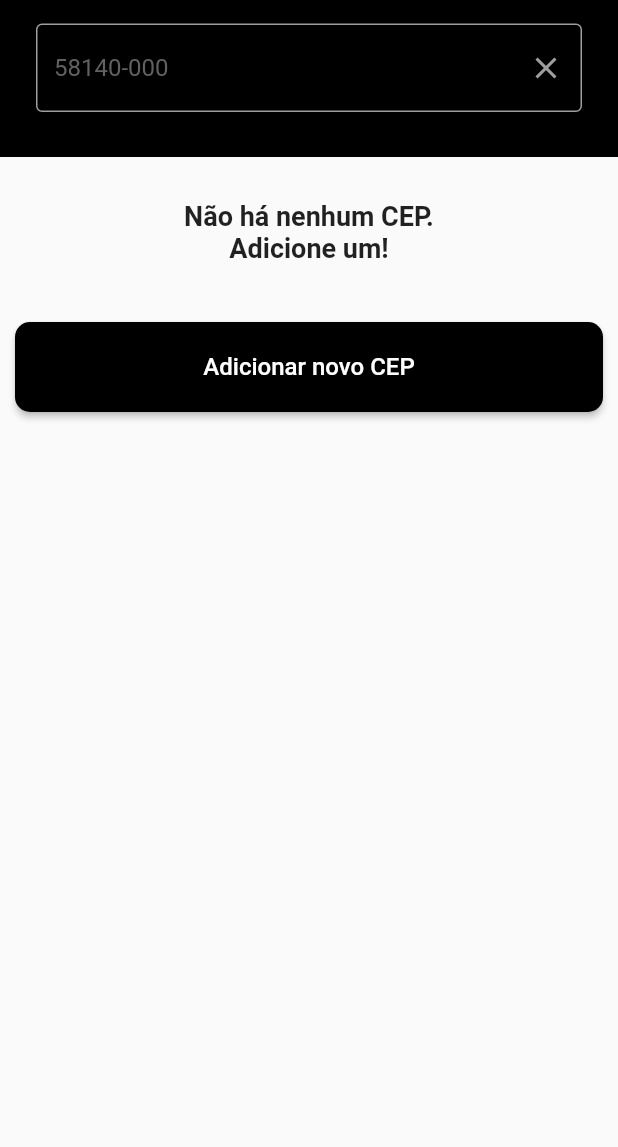
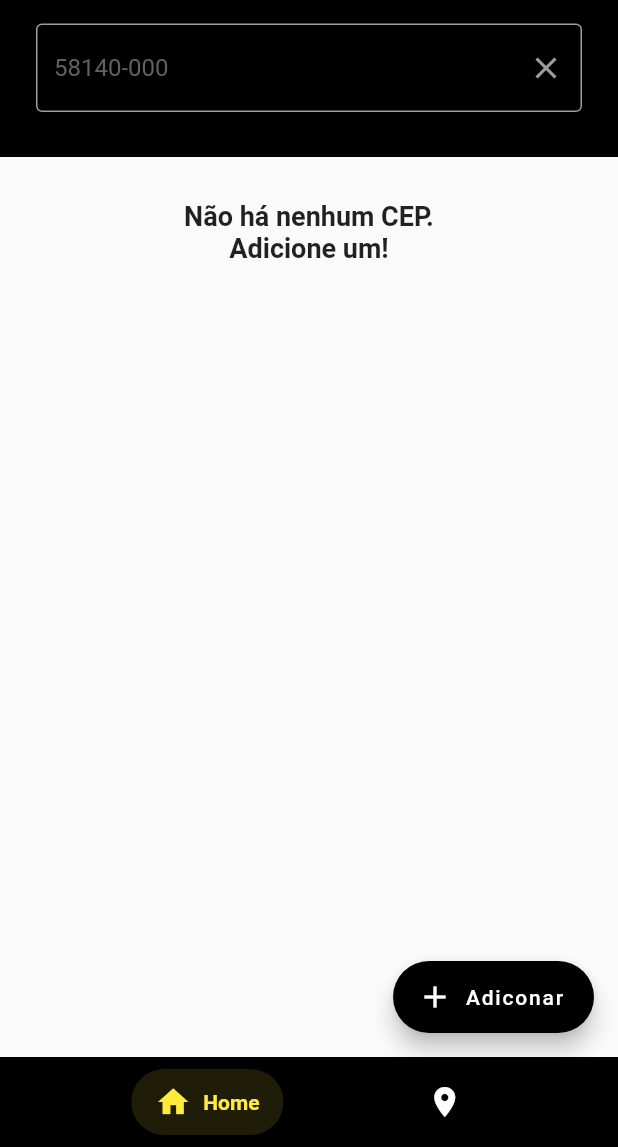
Before and after one commit to dariomatias-dev/via_cep_dio, a Flutter app: the screen it shows after launch, on a phone screen of 412 x 824 dp, the part 89-1236 px from its top. Run offline on Flutter 3.47's test engine with Material 2 defaults, Android fonts, the phone set to English and light mode, and no system bars; drawn by our look-alikes of salomon_bottom_bar; our stand-ins replace dio, flutter_dotenv, mask_text_input_formatter; network calls fail.

```diff
--- a/lib/src/screens/main_screen/components/main_screen_body_content_widget/main_screen_body_content_widget/main_screen_body_content_widget.dart
+++ b/lib/src/screens/main_screen/components/main_screen_body_content_widget/main_screen_body_content_widget/main_screen_body_content_widget.dart
@@ -1,6 +1,5 @@
 import 'package:flutter/material.dart';
 
-import 'package:via_cep_dio/src/core/helpers/navigation_fade_transition.dart';
 import 'package:via_cep_dio/src/core/helpers/verifications_helper.dart';
 
 import 'package:via_cep_dio/src/models/via_cep_card_model.dart';
@@ -11,13 +10,11 @@ import 'package:via_cep_dio/src/notifiers/via_cep_service_notifier.dart';
 import 'package:via_cep_dio/src/providers/main_screen_inherited_widget.dart';
 
 import 'package:via_cep_dio/src/screens/main_screen/components/main_screen_body_content_widget/main_screen_body_content_widget/pagination_button_widget.dart';
-import 'package:via_cep_dio/src/screens/via_cep_form_screen/via_cep_form_screen.dart';
 import 'package:via_cep_dio/src/screens/main_screen/components/main_screen_body_content_widget/via_cep_card_widget.dart';
 
 import 'package:via_cep_dio/src/services/via_cep_service.dart';
 
 import 'package:via_cep_dio/src/widgets/custom_message_widget.dart';
-import 'package:via_cep_dio/src/widgets/default_button_widget.dart';
 
 class MainScreenBodyContentWidget extends StatefulWidget {
   const MainScreenBodyContentWidget({super.key});
@@ -33,23 +30,6 @@ class _MainScreenBodyContentWidgetState
 
   int skip = 0;
   final int _limit = 8;
-
-  Padding get _cepAddButtonWidget => Padding(
-        padding: const EdgeInsets.symmetric(
-          horizontal: 10.0,
-        ),
-        child: DefaultButtonWidget(
-          text: 'Adicionar novo CEP',
-          action: () {
-            navigationFadeTransition(
-              context,
-              () => const ViaCepFormScreen(
-                formType: 'creation',
-              ),
-            );
-          },
-        ),
-      );
 
   @override
   void initState() {
@@ -98,7 +78,6 @@ class _MainScreenBodyContentWidgetState
                 const CustomMessageWidget(
                   content: nullDataMessage,
                 ),
-              _cepAddButtonWidget,
             ],
           );
         },
@@ -120,9 +99,7 @@ class _MainScreenBodyContentWidgetState
         final ViaCepCardsDataModel viaCepCardsData = snapshot.data!;
 
         if (viaCepCardsData.results.isEmpty) {
-          return Column(
-            children: [
-              const SizedBox(
+          return const SizedBox(
             height: 100.0,
             child: Column(
               mainAxisAlignment: MainAxisAlignment.center,
@@ -143,9 +120,6 @@ class _MainScreenBodyContentWidgetState
                 ),
               ],
             ),
-              ),
-              _cepAddButtonWidget,
-            ],
           );
         }
 
@@ -186,7 +160,6 @@ class _MainScreenBodyContentWidgetState
                   ),
                 ],
               ),
-            _cepAddButtonWidget,
           ],
         );
       },
--- a/lib/src/screens/main_screen/main_screen.dart
+++ b/lib/src/screens/main_screen/main_screen.dart
@@ -1,9 +1,13 @@
 import 'package:flutter/material.dart';
+import 'package:salomon_bottom_bar/salomon_bottom_bar.dart';
+
+import 'package:via_cep_dio/src/core/helpers/navigation_fade_transition.dart';
 
 import 'package:via_cep_dio/src/providers/main_screen_inherited_widget.dart';
 
 import 'package:via_cep_dio/src/screens/main_screen/components/main_screen_header_widget/main_screen_header_widget.dart';
 import 'package:via_cep_dio/src/screens/main_screen/components/main_screen_body_content_widget/main_screen_body_content_widget/main_screen_body_content_widget.dart';
+import 'package:via_cep_dio/src/screens/via_cep_form_screen/via_cep_form_screen.dart';
 
 class MainScreen extends StatefulWidget {
   const MainScreen({super.key});
@@ -13,35 +17,80 @@ class MainScreen extends StatefulWidget {
 }
 
 class _MainScreenState extends State<MainScreen> {
-  String cepToSearch = '';
+  int _currentIndex = 0;
+
+  String _cepToSearch = '';
 
   void _updateCepToSearch(String cep) {
-    if (cep != cepToSearch) {
+    if (cep != _cepToSearch) {
       setState(() {
-        cepToSearch = cep;
+        _cepToSearch = cep;
       });
     }
   }
 
+  final List<Widget> screenContents = [
+    const Column(
+      children: [
+        MainScreenHeaderWidget(),
+        MainScreenBodyContentWidget(),
+      ],
+    ),
+    const SizedBox(
+      height: 400.0,
+      child: Text('Olá!'),
+    )
+  ];
+
   @override
   Widget build(BuildContext context) {
     return MainScreenInheritedWidget(
-      cepToSearch: cepToSearch,
+      cepToSearch: _cepToSearch,
       updateCepToSearch: _updateCepToSearch,
       child: Scaffold(
         appBar: AppBar(
           toolbarHeight: 0,
           backgroundColor: Colors.black,
         ),
-        body: const SafeArea(
+        body: SafeArea(
           child: SingleChildScrollView(
-            child: Column(
-              children: [
-                MainScreenHeaderWidget(),
-                MainScreenBodyContentWidget(),
-              ],
+            child: screenContents.elementAt(_currentIndex),
+          ),
+        ),
+        floatingActionButton: FloatingActionButton.extended(
+          onPressed: () {
+            navigationFadeTransition(
+              context,
+              () => const ViaCepFormScreen(
+                formType: 'creation',
+              ),
+            );
+          },
+          backgroundColor: Colors.black,
+          icon: const Icon(
+            Icons.add,
+          ),
+          label: const Text('Adiconar'),
+        ),
+        bottomNavigationBar: SalomonBottomBar(
+          currentIndex: _currentIndex,
+          onTap: (index) => setState(() {
+            _currentIndex = index;
+          }),
+          backgroundColor: Colors.black,
+          selectedItemColor: Colors.yellow,
+          selectedColorOpacity: 0.12,
+          unselectedItemColor: Colors.white,
+          items: [
+            SalomonBottomBarItem(
+              icon: const Icon(Icons.home),
+              title: const Text('Home'),
             ),
-          ),
+            SalomonBottomBarItem(
+              icon: const Icon(Icons.location_on),
+              title: const Text('CEPs'),
+            ),
+          ],
         ),
       ),
     );
```
Lines whose indentation alone changed are shown as unchanged.
